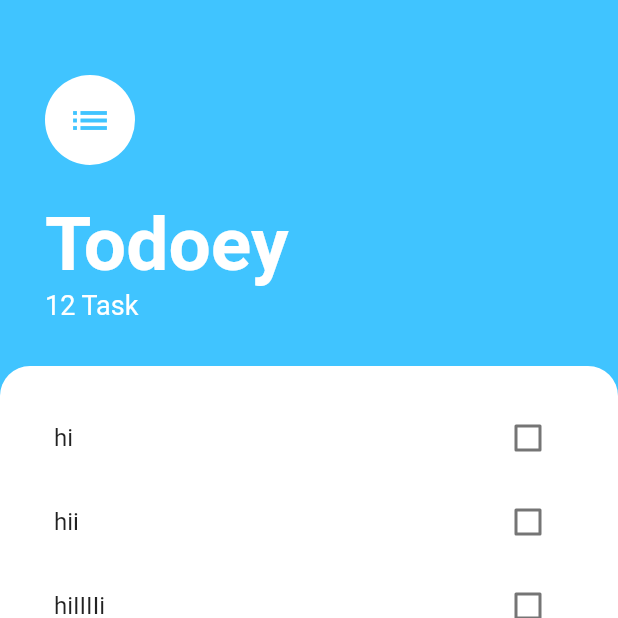
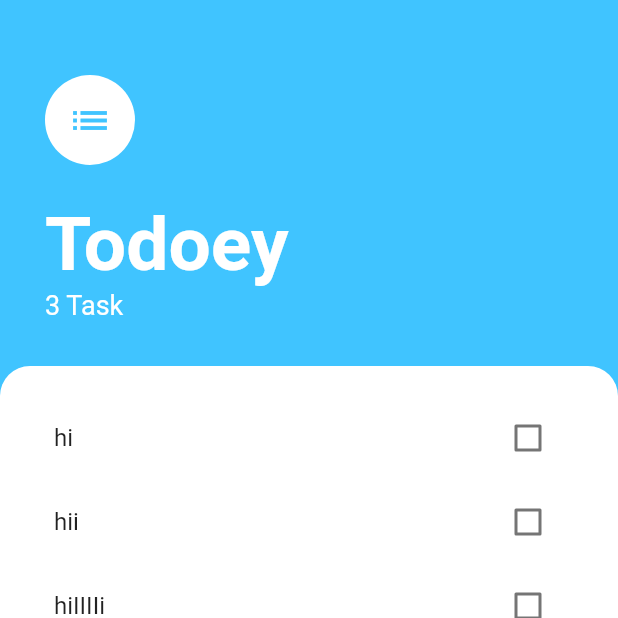
Before and after one commit to zahrajabar6/todoey-flutter, a Flutter app: the screen it shows after launch, on a phone screen of 412 x 824 dp, the top half of it. Run offline on Flutter 3.47's test engine with Material 2 defaults, Android fonts, the phone set to English and light mode, and no system bars.

Commit message:
add new task/ and update tasks list

```diff
--- a/lib/screens/task_screen.dart
+++ b/lib/screens/task_screen.dart
@@ -1,10 +1,21 @@
 import 'package:flutter/material.dart';
+import 'package:todoey/models/task.dart';
 import 'package:todoey/screens/add_task_screen.dart';
 import 'package:todoey/widgets/tasks_list.dart';
 
-class TasksScreen extends StatelessWidget {
+class TasksScreen extends StatefulWidget {
   const TasksScreen({super.key});
 
+  @override
+  State<TasksScreen> createState() => _TasksScreenState();
+}
+
+class _TasksScreenState extends State<TasksScreen> {
+  List<Task> tasks = [
+    Task(name: 'hi'),
+    Task(name: 'hii'),
+    Task(name: 'hiIIIIi'),
+  ];
   @override
   Widget build(BuildContext context) {
     return SafeArea(
@@ -15,7 +26,15 @@ class TasksScreen extends StatelessWidget {
           elevation: 3,
           onPressed: () {
             showModalBottomSheet(
-                context: context, builder: (context) => const AddTaskScreen());
+                context: context,
+                builder: (context) => AddTaskScreen(
+                      addTaskCallback: (newTaskTiltle) {
+                        setState(() {
+                          tasks.add(Task(name: newTaskTiltle));
+                        });
+                        Navigator.pop(context);
+                      },
+                    ));
           },
           child: const Icon(Icons.add),
         ),
@@ -27,8 +46,8 @@ class TasksScreen extends StatelessWidget {
                   top: 50, left: 30, right: 30, bottom: 30),
               child: Column(
                 crossAxisAlignment: CrossAxisAlignment.start,
-                children: const [
-                  CircleAvatar(
+                children: [
+                  const CircleAvatar(
                     backgroundColor: Colors.white,
                     radius: 30,
                     child: Icon(
@@ -37,10 +56,10 @@ class TasksScreen extends StatelessWidget {
                       color: Colors.lightBlueAccent,
                     ),
                   ),
-                  SizedBox(
+                  const SizedBox(
                     height: 24,
                   ),
-                  Text(
+                  const Text(
                     'Todoey',
                     style: TextStyle(
                         color: Colors.white,
@@ -48,8 +67,8 @@ class TasksScreen extends StatelessWidget {
                         fontWeight: FontWeight.w700),
                   ),
                   Text(
-                    '12 Task',
-                    style: TextStyle(
+                    '${tasks.length} Task',
+                    style: const TextStyle(
                       color: Colors.white,
                       fontSize: 18,
                     ),
@@ -69,7 +88,9 @@ class TasksScreen extends StatelessWidget {
                     topRight: Radius.circular(20),
                   ),
                 ),
-                child: const TasksList(),
+                child: TasksList(
+                  tasks: tasks,
+                ),
               ),
             ),
           ],
--- a/lib/widgets/tasks_list.dart
+++ b/lib/widgets/tasks_list.dart
@@ -5,18 +5,14 @@ import 'package:todoey/widgets/task_tile.dart';
 class TasksList extends StatefulWidget {
   const TasksList({
     super.key,
+    required this.tasks,
   });
-
+  final List<Task> tasks;
   @override
   State<TasksList> createState() => _TasksListState();
 }
 
 class _TasksListState extends State<TasksList> {
-  List<Task> tasks = [
-    Task(name: 'hi'),
-    Task(name: 'hii'),
-    Task(name: 'hiIIIIi'),
-  ];
   @override
   Widget build(BuildContext context) {
     return ListView.builder(
@@ -24,14 +20,14 @@ class _TasksListState extends State<TasksList> {
         return TaskTile(
           onchange: (checkboxState) {
             setState(() {
-              tasks[index].toggleDone();
+              widget.tasks[index].toggleDone();
             });
           },
-          taskTitle: tasks[index].name ?? '',
-          isChecked: tasks[index].isDone,
+          taskTitle: widget.tasks[index].name ?? '',
+          isChecked: widget.tasks[index].isDone,
         );
       },
-      itemCount: tasks.length,
+      itemCount: widget.tasks.length,
     );
   }
 }
```
Also changed, not shown: lib/screens/add_task_screen.dart (+11 -3 lines).
